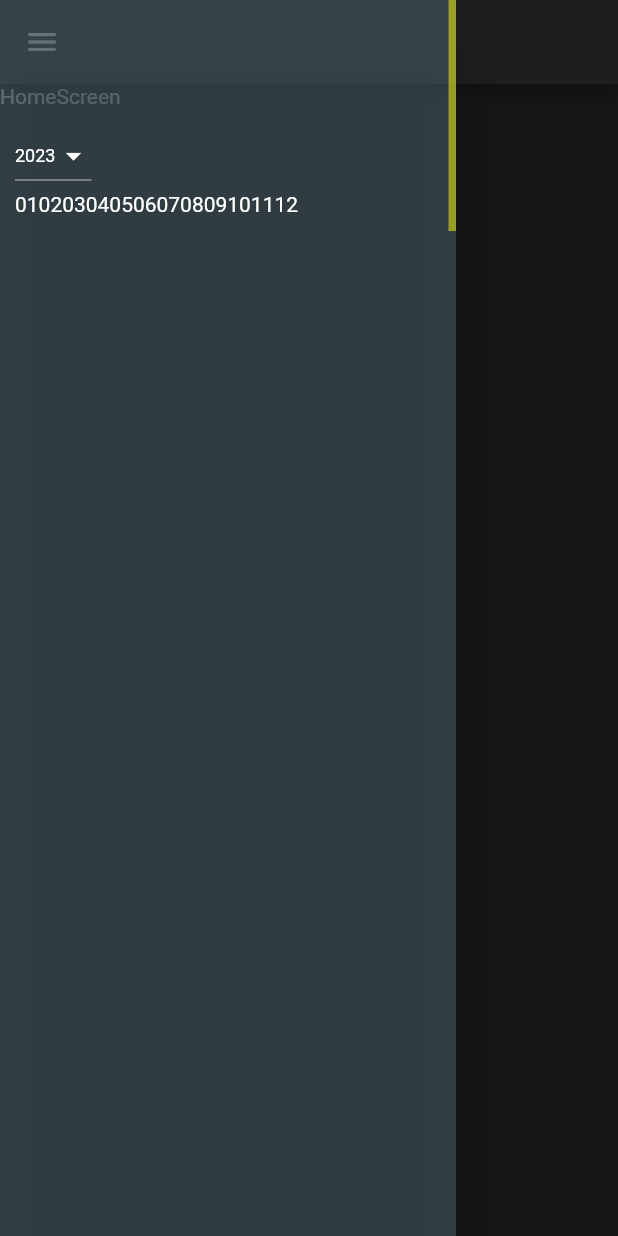
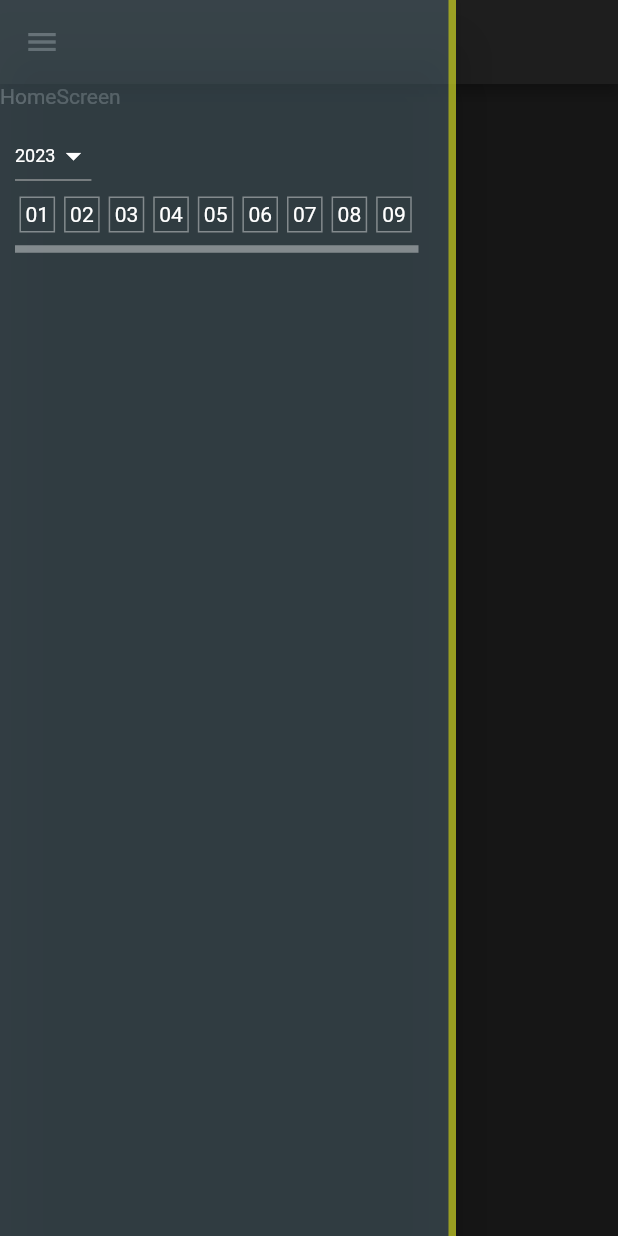
Before and after one commit to hidechy/flutter_BrainLog, a Flutter app: the screen it shows after launch, with the side drawer open, on a phone screen of 412 x 824 dp. Run offline on Flutter 3.47's test engine with Material 2 defaults, Android fonts, the phone set to English and light mode, and no system bars; our stand-ins replace freezed_annotation, hooks_riverpod.

Commit message:
commit 20231115 drawerDateList

```diff
--- a/lib/components/monthly_drawer.dart
+++ b/lib/components/monthly_drawer.dart
@@ -1,13 +1,29 @@
-import 'package:brain_log/state/app_param/app_param_notifier.dart';
 import 'package:flutter/material.dart';
 import 'package:hooks_riverpod/hooks_riverpod.dart';
 
+import '../state/app_param/app_param_notifier.dart';
+import '../state/drawer_list/drawer_list_notifier.dart';
+
+// ignore: must_be_immutable
 class MonthlyDrawer extends ConsumerWidget {
-  const MonthlyDrawer({super.key});
+  MonthlyDrawer({super.key});
+
+  late WidgetRef _ref;
 
   ///
   @override
   Widget build(BuildContext context, WidgetRef ref) {
+    _ref = ref;
+
+    // Future(() => ref.watch(appParamProvider.notifier).setSelectYear(year: DateTime.now().year));
+    // Future(() => ref.watch(appParamProvider.notifier).setSelectMonth(month: DateTime.now().month));
+    // Future(
+    //   () => ref.watch(drawerListProvider.notifier).makeDrawerDateList(
+    //         year: DateTime.now().year,
+    //         month: DateTime.now().month,
+    //       ),
+    // );
+
     final appParamState = ref.watch(appParamProvider);
 
     //////////////////////////////////////////////
@@ -26,13 +42,15 @@ class MonthlyDrawer extends ConsumerWidget {
         );
       }).toList(),
       value: (appParamState.selectYear == 0) ? DateTime.now().year : appParamState.selectYear,
-      onChanged: (value) => ref.read(appParamProvider.notifier).setSelectYear(year: value!),
+      onChanged: (value) {
+        ref.read(appParamProvider.notifier).setSelectMonth(month: 0);
+        ref.read(appParamProvider.notifier).setSelectYear(year: value!);
+      },
     );
     //////////////////////////////////////////////
 
     return Drawer(
       backgroundColor: Colors.blueGrey.withOpacity(0.4),
-      child: SingleChildScrollView(
       child: Container(
         padding: const EdgeInsets.only(right: 10),
         decoration: BoxDecoration(
@@ -54,15 +72,50 @@ class MonthlyDrawer extends ConsumerWidget {
                 scrollDirection: Axis.horizontal,
                 child: Row(
                   children: List.generate(12, (index) => index + 1).map((e) {
-                      return Text(e.toString().padLeft(2, '0'));
+                    return Container(
+                      margin: const EdgeInsets.all(3),
+                      padding: const EdgeInsets.all(3),
+                      decoration: BoxDecoration(
+                        border: Border.all(
+                          color: (appParamState.selectMonth == e) ? Colors.yellowAccent : Colors.white.withOpacity(0.4),
+                        ),
+                      ),
+                      child: GestureDetector(
+                        onTap: () {
+                          ref.read(appParamProvider.notifier).setSelectMonth(month: e);
+
+                          ref.read(drawerListProvider.notifier).makeDrawerDateList(
+                                year: (appParamState.selectYear == 0) ? DateTime.now().year : appParamState.selectYear,
+                                month: e,
+                              );
+                        },
+                        child: Text(
+                          e.toString().padLeft(2, '0'),
+                          style:
+                              TextStyle(color: (appParamState.selectMonth == e) ? Colors.yellowAccent : Colors.white),
+                        ),
+                      ),
+                    );
                   }).toList(),
                 ),
               ),
+              Divider(color: Colors.white.withOpacity(0.4), thickness: 5),
+              Expanded(child: _displayDrawerDateList()),
             ],
-            ),
           ),
         ),
       ),
     );
   }
+
+  ///
+  Widget _displayDrawerDateList() {
+    final list = <Widget>[];
+
+    _ref.watch(drawerListProvider.select((value) => value.drawerDateList)).forEach((element) {
+      list.add(Text(element.day.toString().padLeft(2, '0')));
+    });
+
+    return SingleChildScrollView(child: Column(children: list));
   }
+}
--- a/lib/screens/home_screen.dart
+++ b/lib/screens/home_screen.dart
@@ -4,7 +4,9 @@ import 'package:hooks_riverpod/hooks_riverpod.dart';
 import '../components/monthly_drawer.dart';
 
 class HomeScreen extends ConsumerWidget {
-  const HomeScreen({super.key});
+  const HomeScreen({super.key, this.date});
+
+  final DateTime? date;
 
   ///
   @override
@@ -18,7 +20,7 @@ class HomeScreen extends ConsumerWidget {
           ],
         ),
       ),
-      drawer: const MonthlyDrawer(),
+      drawer: MonthlyDrawer(),
     );
   }
 }
--- a/lib/state/app_param/app_param_notifier.dart
+++ b/lib/state/app_param/app_param_notifier.dart
@@ -12,6 +12,9 @@ class AppParamNotifier extends StateNotifier<AppParamState> {
 
   ///
   Future<void> setSelectYear({required int year}) async => state = state.copyWith(selectYear: year);
+
+  ///
+  Future<void> setSelectMonth({required int month}) async => state = state.copyWith(selectMonth: month);
 }
 
 ////////////////////////////////////////////////
--- a/lib/state/app_param/app_param_state.dart
+++ b/lib/state/app_param/app_param_state.dart
@@ -6,5 +6,6 @@ part 'app_param_state.freezed.dart';
 class AppParamState with _$AppParamState {
   const factory AppParamState({
     @Default(0) int selectYear,
+    @Default(0) int selectMonth,
   }) = _AppParamState;
 }
--- a/pubspec.yaml
+++ b/pubspec.yaml
@@ -17,6 +17,7 @@ dependencies:
 
   freezed_annotation: ^2.4.1
   hooks_riverpod: ^2.4.6
+  intl: ^0.18.1
   json_annotation: ^4.8.1
 
 dev_dependencies:
```
Also changed, not shown: lib/extensions/extensions.dart (added, +91 -0 lines), lib/state/drawer_list/drawer_list_notifier.dart (added, +34 -0 lines), lib/state/drawer_list/drawer_list_state.dart (added, +10 -0 lines), lib/state/app_param/app_param_state.freezed.dart, lib/state/drawer_list/drawer_list_state.freezed.dart (added), pubspec.lock. Lines whose indentation alone changed are shown as unchanged.
